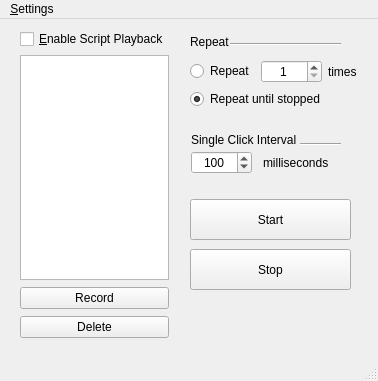
tonycpmeum/input_record_playback, file pyside6_ui/monday.ui: the form before one commit.
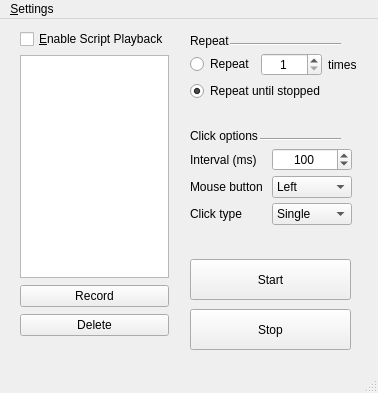
The form after the commit. Custom widgets are drawn as their Qt base class.

Commit message: button/click type added yo

The edit to the form file:
```diff
--- a/pyside6_ui/monday.ui
+++ b/pyside6_ui/monday.ui
@@ -10,7 +10,7 @@
     <x>0</x>
     <y>0</y>
     <width>378</width>
-    <height>381</height>
+    <height>393</height>
    </rect>
   </property>
   <property name="windowTitle">
@@ -45,6 +45,9 @@
      <property name="horizontalSpacing">
       <number>6</number>
      </property>
+     <property name="verticalSpacing">
+      <number>0</number>
+     </property>
      <item row="1" column="2">
       <widget class="QLabel" name="label_3">
        <property name="text">
@@ -54,6 +57,12 @@
      </item>
      <item row="0" column="0" colspan="3">
       <widget class="QLabel" name="repeat_label">
+       <property name="sizePolicy">
+        <sizepolicy hsizetype="Preferred" vsizetype="Fixed">
+         <horstretch>0</horstretch>
+         <verstretch>0</verstretch>
+        </sizepolicy>
+       </property>
        <property name="text">
         <string>Repeat</string>
        </property>
@@ -116,7 +125,7 @@
     <property name="geometry">
      <rect>
       <x>190</x>
-      <y>180</y>
+      <y>240</y>
       <width>161</width>
       <height>41</height>
      </rect>
@@ -147,7 +156,7 @@
       <x>20</x>
       <y>10</y>
       <width>151</width>
-      <height>311</height>
+      <height>361</height>
      </rect>
     </property>
     <layout class="QVBoxLayout" name="verticalLayout">
@@ -184,7 +193,7 @@
           <x>0</x>
           <y>0</y>
           <width>149</width>
-          <height>283</height>
+          <height>281</height>
          </rect>
         </property>
         <layout class="QVBoxLayout" name="script_func_group">
@@ -250,17 +259,17 @@
      <rect>
       <x>180</x>
       <y>100</y>
-      <width>171</width>
-      <height>61</height>
+      <width>191</width>
+      <height>111</height>
      </rect>
     </property>
     <widget class="Line" name="line">
      <property name="geometry">
       <rect>
-       <x>120</x>
-       <y>10</y>
-       <width>41</width>
-       <height>31</height>
+       <x>80</x>
+       <y>0</y>
+       <width>81</width>
+       <height>41</height>
       </rect>
      </property>
      <property name="orientation">
@@ -270,10 +279,10 @@
     <widget class="QWidget" name="gridLayoutWidget">
      <property name="geometry">
       <rect>
-       <x>0</x>
+       <x>10</x>
        <y>10</y>
        <width>162</width>
-       <height>45</height>
+       <height>96</height>
       </rect>
      </property>
      <layout class="QGridLayout" name="click_grid">
@@ -283,13 +292,86 @@
       <property name="leftMargin">
        <number>0</number>
       </property>
-      <property name="spacing">
-       <number>0</number>
+      <property name="horizontalSpacing">
+       <number>9</number>
+      </property>
+      <property name="verticalSpacing">
+       <number>5</number>
       </property>
       <item row="1" column="0">
-       <widget class="QSpinBox" name="click_time_input">
+       <widget class="QLabel" name="interval_label">
         <property name="sizePolicy">
-         <sizepolicy hsizetype="Fixed" vsizetype="Fixed">
+         <sizepolicy hsizetype="Fixed" vsizetype="Preferred">
+          <horstretch>0</horstretch>
+          <verstretch>0</verstretch>
+         </sizepolicy>
+        </property>
+        <property name="text">
+         <string>Interval (ms)</string>
+        </property>
+        <property name="alignment">
+         <set>Qt::AlignmentFlag::AlignLeading|Qt::AlignmentFlag::AlignLeft|Qt::AlignmentFlag::AlignVCenter</set>
+        </property>
+       </widget>
+      </item>
+      <item row="0" column="0" colspan="2">
+       <widget class="QLabel" name="click_label">
+        <property name="enabled">
+         <bool>true</bool>
+        </property>
+        <property name="frameShape">
+         <enum>QFrame::Shape::NoFrame</enum>
+        </property>
+        <property name="text">
+         <string>Click options</string>
+        </property>
+        <property name="scaledContents">
+         <bool>false</bool>
+        </property>
+        <property name="alignment">
+         <set>Qt::AlignmentFlag::AlignLeading|Qt::AlignmentFlag::AlignLeft|Qt::AlignmentFlag::AlignVCenter</set>
+        </property>
+       </widget>
+      </item>
+      <item row="2" column="0">
+       <widget class="QLabel" name="button_label">
+        <property name="sizePolicy">
+         <sizepolicy hsizetype="Fixed" vsizetype="Preferred">
+          <horstretch>0</horstretch>
+          <verstretch>0</verstretch>
+         </sizepolicy>
+        </property>
+        <property name="text">
+         <string>Mouse button</string>
+        </property>
+        <property name="alignment">
+         <set>Qt::AlignmentFlag::AlignLeading|Qt::AlignmentFlag::AlignLeft|Qt::AlignmentFlag::AlignVCenter</set>
+        </property>
+       </widget>
+      </item>
+      <item row="2" column="1">
+       <widget class="QComboBox" name="button_combobox">
+        <item>
+         <property name="text">
+          <string>Left</string>
+         </property>
+        </item>
+        <item>
+         <property name="text">
+          <string>Right</string>
+         </property>
+        </item>
+        <item>
+         <property name="text">
+          <string>Middle</string>
+         </property>
+        </item>
+       </widget>
+      </item>
+      <item row="1" column="1">
+       <widget class="QSpinBox" name="click_interval_input">
+        <property name="sizePolicy">
+         <sizepolicy hsizetype="Expanding" vsizetype="Fixed">
           <horstretch>0</horstretch>
           <verstretch>0</verstretch>
          </sizepolicy>
@@ -313,15 +395,29 @@
          <number>1</number>
         </property>
         <property name="maximum">
-         <number>10000</number>
+         <number>9999999</number>
         </property>
         <property name="value">
          <number>100</number>
         </property>
        </widget>
       </item>
-      <item row="1" column="1">
-       <widget class="QLabel" name="ms_label">
+      <item row="3" column="1">
+       <widget class="QComboBox" name="clicktype_combobox">
+        <item>
+         <property name="text">
+          <string>Single</string>
+         </property>
+        </item>
+        <item>
+         <property name="text">
+          <string>Double</string>
+         </property>
+        </item>
+       </widget>
+      </item>
+      <item row="3" column="0">
+       <widget class="QLabel" name="clicktype_label">
         <property name="sizePolicy">
          <sizepolicy hsizetype="Fixed" vsizetype="Preferred">
           <horstretch>0</horstretch>
@@ -329,26 +425,7 @@
          </sizepolicy>
         </property>
         <property name="text">
-         <string>milliseconds</string>
-        </property>
-        <property name="alignment">
-         <set>Qt::AlignmentFlag::AlignLeading|Qt::AlignmentFlag::AlignLeft|Qt::AlignmentFlag::AlignVCenter</set>
-        </property>
-       </widget>
-      </item>
-      <item row="0" column="0" colspan="2">
-       <widget class="QLabel" name="click_label">
-        <property name="enabled">
-         <bool>true</bool>
-        </property>
-        <property name="frameShape">
-         <enum>QFrame::Shape::NoFrame</enum>
-        </property>
-        <property name="text">
-         <string>Single Click Interval</string>
-        </property>
-        <property name="scaledContents">
-         <bool>false</bool>
+         <string>Click type</string>
         </property>
         <property name="alignment">
          <set>Qt::AlignmentFlag::AlignLeading|Qt::AlignmentFlag::AlignLeft|Qt::AlignmentFlag::AlignVCenter</set>
@@ -362,7 +439,7 @@
     <property name="geometry">
      <rect>
       <x>190</x>
-      <y>230</y>
+      <y>290</y>
       <width>161</width>
       <height>41</height>
      </rect>
```
The commit also changes 8 other files.
